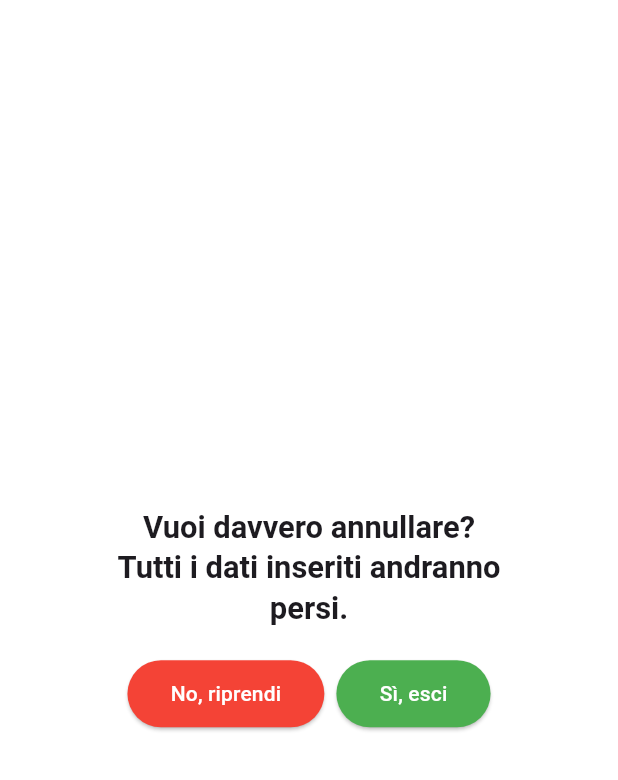
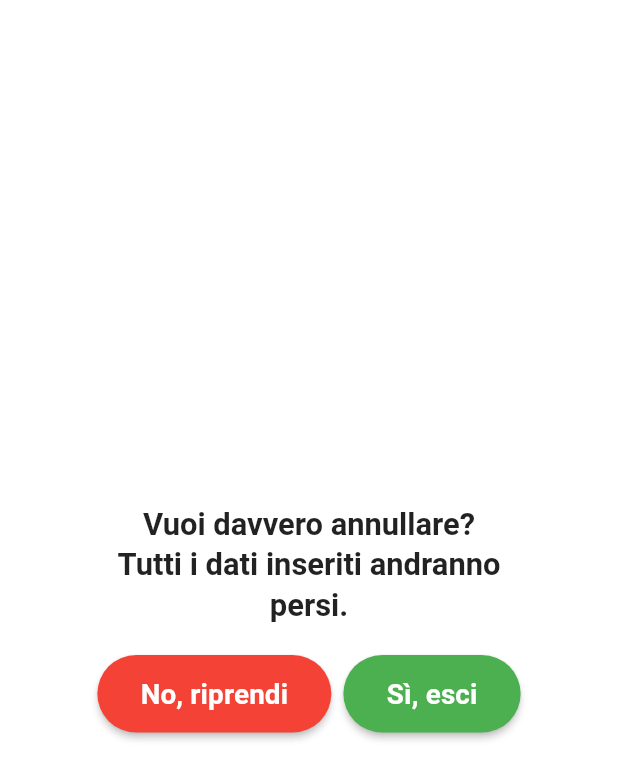
Before and after one commit to Lucacpt/WellYess, a Flutter app: the ConfirmDialog widget shown alone on an empty page, opened directly, on a phone screen of 412 x 824 dp. Shown: the top 780 px of the screen. Run offline on Flutter 3.47's test engine with Material 3 defaults, Android fonts, the phone set to English and light mode, and no system bars; our stand-ins replace flutter_local_notifications, flutter_svg, hive, hive_flutter, shared_preferences, timezone; missing offline and left inert: android_alarm_manager_plus; accounts and stored records are empty; project files that could hold a hidden picture were left out.

Commit message:
Enhance ConfirmDialog for accessibility with high contrast support and dynamic font sizing

```diff
--- a/wellyess/lib/widgets/confirm_popup.dart
+++ b/wellyess/lib/widgets/confirm_popup.dart
@@ -1,4 +1,6 @@
 import 'package:flutter/material.dart';
+import 'package:provider/provider.dart';
+import 'package:wellyess/models/accessibilita_model.dart';
 
 class ConfirmDialog extends StatelessWidget {
   final String titleText;
@@ -21,25 +23,39 @@ class ConfirmDialog extends StatelessWidget {
     final w = MediaQuery.of(context).size.width;
     final h = MediaQuery.of(context).size.height;
 
+    // Accessibilità
+    final access = context.watch<AccessibilitaModel>();
+    final fontSizeFactor = access.fontSizeFactor;
+    final highContrast = access.highContrast;
+
+    final Color bgColor = highContrast ? Colors.yellow.shade700 : Colors.white;
+    final Color borderColor = highContrast ? Colors.black : Colors.transparent;
+    final Color titleColor = highContrast ? Colors.black : Colors.black87;
+    final Color cancelBg = highContrast ? Colors.black : Colors.red;
+    final Color confirmBg = highContrast ? Colors.black : Colors.green;
+    final Color buttonTextColor = highContrast ? Colors.yellow.shade700 : Colors.white;
+
     return AlertDialog(
-      backgroundColor: Colors.white,
+      backgroundColor: bgColor,
       shape: RoundedRectangleBorder(
         borderRadius: BorderRadius.circular(w * 0.05),
+        side: BorderSide(color: borderColor, width: highContrast ? 2 : 0),
       ),
       title: Text(
         titleText,
         textAlign: TextAlign.center,
         style: TextStyle(
           fontWeight: FontWeight.bold,
-          fontSize: w * 0.05,
+          fontSize: (w * 0.05 * fontSizeFactor).clamp(16.0, 28.0),
+          color: titleColor,
         ),
       ),
       actionsAlignment: MainAxisAlignment.center,
       actions: [
         ElevatedButton(
-          onPressed: onCancel, // qui verrà chiamato il callback definito in med_section
+          onPressed: onCancel,
           style: ElevatedButton.styleFrom(
-            backgroundColor: Colors.red,
+            backgroundColor: cancelBg,
             padding: EdgeInsets.symmetric(
               horizontal: w * 0.07,
               vertical: h * 0.015,
@@ -47,14 +63,22 @@ class ConfirmDialog extends StatelessWidget {
             shape: RoundedRectangleBorder(
               borderRadius: BorderRadius.circular(w * 0.08),
             ),
-            foregroundColor: Colors.white,
+            foregroundColor: buttonTextColor,
+            elevation: 2,
           ),
-          child: Text(cancelButtonText),
+          child: Text(
+            cancelButtonText,
+            style: TextStyle(
+              fontSize: (w * 0.045 * fontSizeFactor).clamp(14.0, 22.0),
+              color: buttonTextColor,
+              fontWeight: FontWeight.bold,
+            ),
+          ),
         ),
         ElevatedButton(
-          onPressed: onConfirm, // idem per conferma
+          onPressed: onConfirm,
           style: ElevatedButton.styleFrom(
-            backgroundColor: Colors.green,
+            backgroundColor: confirmBg,
             padding: EdgeInsets.symmetric(
               horizontal: w * 0.07,
               vertical: h * 0.015,
@@ -62,9 +86,17 @@ class ConfirmDialog extends StatelessWidget {
             shape: RoundedRectangleBorder(
               borderRadius: BorderRadius.circular(w * 0.08),
             ),
-            foregroundColor: Colors.white,
+            foregroundColor: buttonTextColor,
+            elevation: 2,
           ),
-          child: Text(confirmButtonText),
+          child: Text(
+            confirmButtonText,
+            style: TextStyle(
+              fontSize: (w * 0.045 * fontSizeFactor).clamp(14.0, 22.0),
+              color: buttonTextColor,
+              fontWeight: FontWeight.bold,
+            ),
+          ),
         ),
       ],
     );
```
